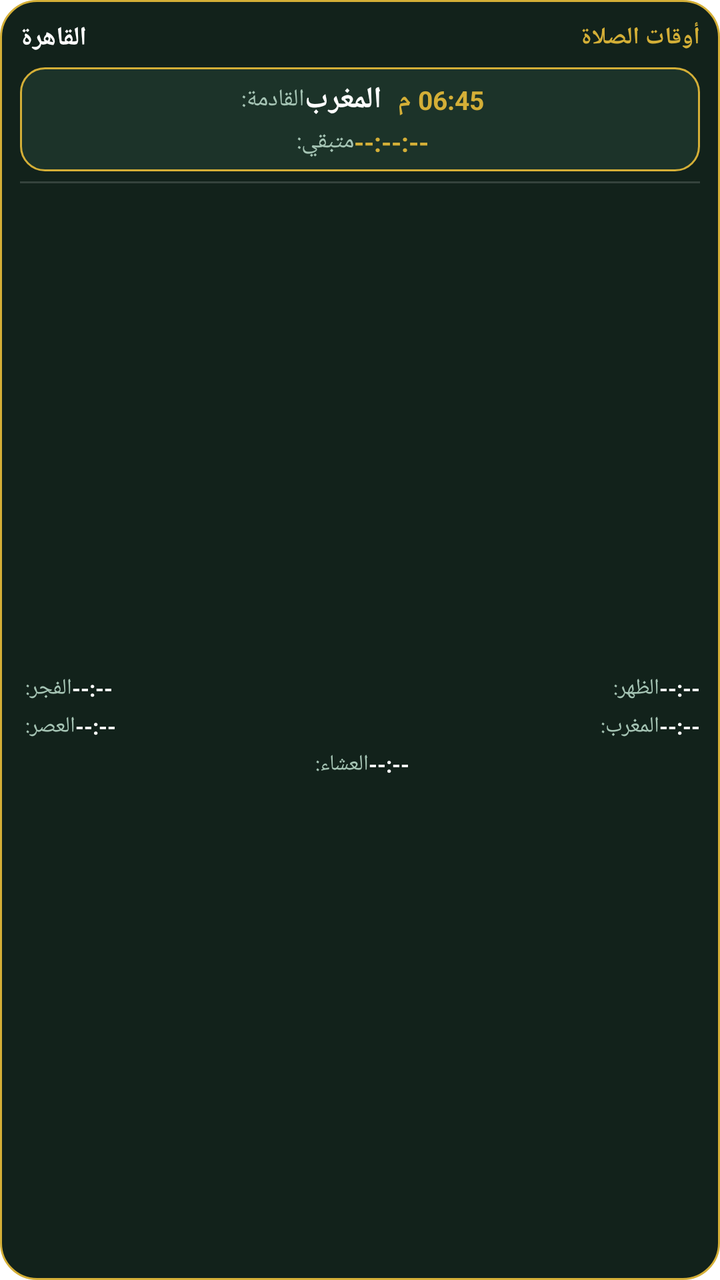
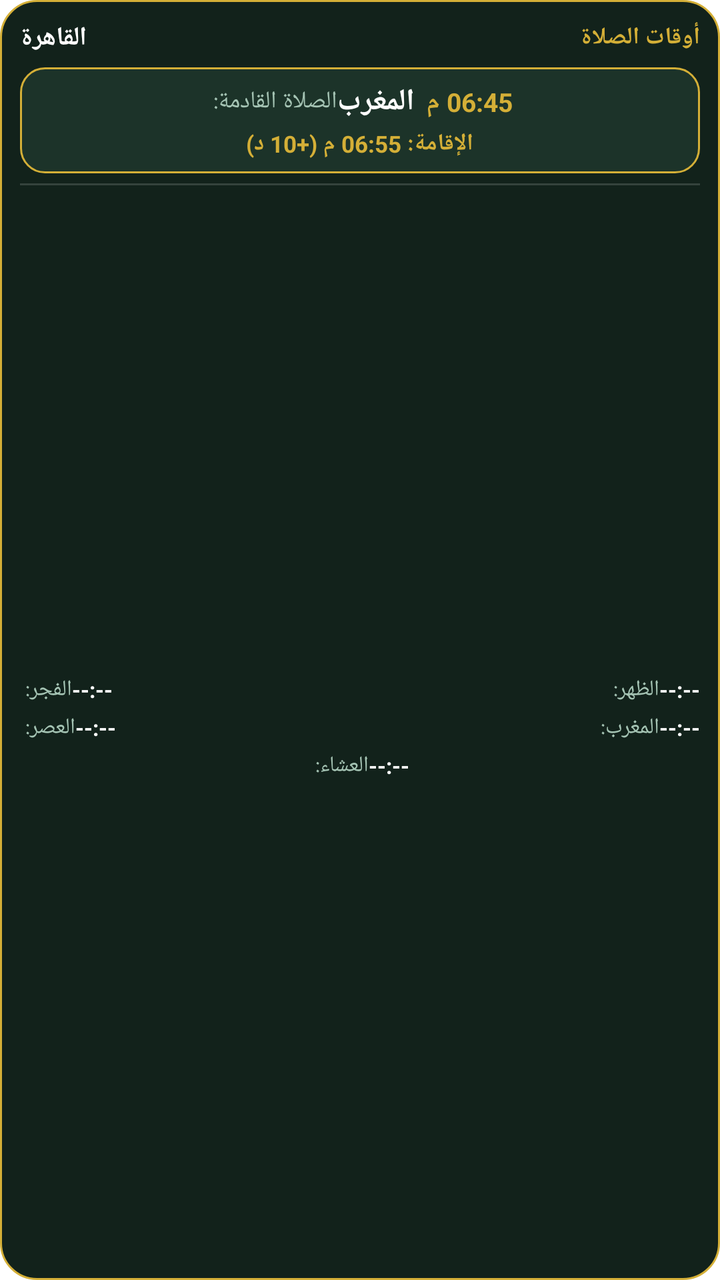

Compare the two renders of this Android layout. The source of the first and the diff that turns it into the second are given below.
<!-- AndroidManifest.xml: fallback theme Theme.MaterialComponents.DayNight.NoActionBar -->
<!-- res/layout/prayer_widget_layout.xml -->
<?xml version="1.0" encoding="utf-8"?>
<LinearLayout xmlns:android="http://schemas.android.com/apk/res/android"
    android:id="@+id/widget_root"
    android:layout_width="match_parent"
    android:layout_height="match_parent"
    android:background="@drawable/widget_background"
    android:orientation="vertical"
    android:padding="10dp">

    
    <RelativeLayout
        android:layout_width="match_parent"
        android:layout_height="wrap_content"
        android:layout_marginBottom="6dp">

        <TextView
            android:id="@+id/widget_city_name"
            android:layout_width="wrap_content"
            android:layout_height="wrap_content"
            android:layout_alignParentLeft="true"
            android:layout_centerVertical="true"
            android:text="القاهرة"
            android:textColor="@color/widget_text_primary"
            android:textSize="13sp"
            android:textStyle="bold" />

        <TextView
            android:id="@+id/widget_title"
            android:layout_width="wrap_content"
            android:layout_height="wrap_content"
            android:layout_alignParentRight="true"
            android:layout_centerVertical="true"
            android:text="أوقات الصلاة"
            android:textColor="@color/widget_text_gold"
            android:textSize="12sp"
            android:textStyle="bold" />
    </RelativeLayout>

    
    <LinearLayout
        android:layout_width="match_parent"
        android:layout_height="wrap_content"
        android:background="@drawable/widget_next_prayer_bg"
        android:gravity="center"
        android:orientation="vertical"
        android:padding="6dp">

        <LinearLayout
            android:layout_width="match_parent"
            android:layout_height="wrap_content"
            android:gravity="center"
            android:orientation="horizontal">

            <TextView
                android:layout_width="wrap_content"
                android:layout_height="wrap_content"
                android:text="القادمة: "
                android:textColor="@color/widget_text_secondary"
                android:textSize="12sp" />

            <TextView
                android:id="@+id/widget_next_prayer_name"
                android:layout_width="wrap_content"
                android:layout_height="wrap_content"
                android:text="المغرب"
                android:textColor="@color/widget_text_primary"
                android:textSize="15sp"
                android:textStyle="bold" />

            <TextView
                android:id="@+id/widget_next_prayer_time"
                android:layout_width="wrap_content"
                android:layout_height="wrap_content"
                android:layout_marginLeft="8dp"
                android:text="06:45 م"
                android:textColor="@color/widget_text_gold"
                android:textSize="13sp"
                android:textStyle="bold" />
        </LinearLayout>

        
        <LinearLayout
            android:layout_width="wrap_content"
            android:layout_height="wrap_content"
            android:layout_marginTop="2dp"
            android:gravity="center"
            android:orientation="horizontal">

            <TextView
                android:layout_width="wrap_content"
                android:layout_height="wrap_content"
                android:text="متبقي: "
                android:textColor="@color/widget_text_secondary"
                android:textSize="12sp" />

            <TextView
                android:id="@+id/widget_countdown_text"
                android:layout_width="wrap_content"
                android:layout_height="wrap_content"
                android:text="--:--:--"
                android:textColor="@color/widget_text_gold"
                android:textSize="13sp"
                android:textStyle="bold" />
        </LinearLayout>
    </LinearLayout>

    
    <ImageView
        android:layout_width="match_parent"
        android:layout_height="1dp"
        android:layout_marginTop="5dp"
        android:layout_marginBottom="5dp"
        android:background="@color/widget_divider"
        android:contentDescription="@null" />

    
    <LinearLayout
        android:layout_width="match_parent"
        android:layout_height="0dp"
        android:layout_weight="1"
        android:gravity="center"
        android:orientation="vertical">

        
        <LinearLayout
            android:layout_width="match_parent"
            android:layout_height="wrap_content"
            android:orientation="horizontal">

            <LinearLayout
                android:layout_width="0dp"
                android:layout_height="wrap_content"
                android:layout_weight="1"
                android:gravity="left"
                android:orientation="horizontal">

                <TextView
                    android:layout_width="wrap_content"
                    android:layout_height="wrap_content"
                    android:text="الفجر: "
                    android:textColor="@color/widget_text_secondary"
                    android:textSize="11sp" />

                <TextView
                    android:id="@+id/widget_time_fajr"
                    android:layout_width="wrap_content"
                    android:layout_height="wrap_content"
                    android:text="--:--"
                    android:textColor="@color/widget_text_primary"
                    android:textSize="11sp"
                    android:textStyle="bold" />
            </LinearLayout>

            <LinearLayout
                android:layout_width="0dp"
                android:layout_height="wrap_content"
                android:layout_weight="1"
                android:gravity="right"
                android:orientation="horizontal">

                <TextView
                    android:layout_width="wrap_content"
                    android:layout_height="wrap_content"
                    android:text="الظهر: "
                    android:textColor="@color/widget_text_secondary"
                    android:textSize="11sp" />

                <TextView
                    android:id="@+id/widget_time_dhuhr"
                    android:layout_width="wrap_content"
                    android:layout_height="wrap_content"
                    android:text="--:--"
                    android:textColor="@color/widget_text_primary"
                    android:textSize="11sp"
                    android:textStyle="bold" />
            </LinearLayout>
        </LinearLayout>

        
        <LinearLayout
            android:layout_width="match_parent"
            android:layout_height="wrap_content"
            android:layout_marginTop="4dp"
            android:orientation="horizontal">

            <LinearLayout
                android:layout_width="0dp"
                android:layout_height="wrap_content"
                android:layout_weight="1"
                android:gravity="left"
                android:orientation="horizontal">

                <TextView
                    android:layout_width="wrap_content"
                    android:layout_height="wrap_content"
                    android:text="العصر: "
                    android:textColor="@color/widget_text_secondary"
                    android:textSize="11sp" />

                <TextView
                    android:id="@+id/widget_time_asr"
                    android:layout_width="wrap_content"
                    android:layout_height="wrap_content"
                    android:text="--:--"
                    android:textColor="@color/widget_text_primary"
                    android:textSize="11sp"
                    android:textStyle="bold" />
            </LinearLayout>

            <LinearLayout
                android:layout_width="0dp"
                android:layout_height="wrap_content"
                android:layout_weight="1"
                android:gravity="right"
                android:orientation="horizontal">

                <TextView
                    android:layout_width="wrap_content"
                    android:layout_height="wrap_content"
                    android:text="المغرب: "
                    android:textColor="@color/widget_text_secondary"
                    android:textSize="11sp" />

                <TextView
                    android:id="@+id/widget_time_maghrib"
                    android:layout_width="wrap_content"
                    android:layout_height="wrap_content"
                    android:text="--:--"
                    android:textColor="@color/widget_text_primary"
                    android:textSize="11sp"
                    android:textStyle="bold" />
            </LinearLayout>
        </LinearLayout>

        
        <LinearLayout
            android:layout_width="match_parent"
            android:layout_height="wrap_content"
            android:layout_marginTop="4dp"
            android:gravity="center"
            android:orientation="horizontal">

            <TextView
                android:layout_width="wrap_content"
                android:layout_height="wrap_content"
                android:text="العشاء: "
                android:textColor="@color/widget_text_secondary"
                android:textSize="11sp" />

            <TextView
                android:id="@+id/widget_time_isha"
                android:layout_width="wrap_content"
                android:layout_height="wrap_content"
                android:text="--:--"
                android:textColor="@color/widget_text_primary"
                android:textSize="11sp"
                android:textStyle="bold" />
        </LinearLayout>
    </LinearLayout>
</LinearLayout>
<!-- resources referenced by this layout -->
<resources>
  <color name="widget_divider">#26FFFFFF</color>
  <color name="widget_text_gold">#D4AF37</color>
  <color name="widget_text_primary">#FFFFFF</color>
  <color name="widget_text_secondary">#A5C4B4</color>
  <!-- drawable widget_background (drawable) -->
  <?xml version="1.0" encoding="utf-8"?>
  <shape xmlns:android="http://schemas.android.com/apk/res/android"
      android:shape="rectangle">
      <corners android:radius="18dp" />
      <solid android:color="@color/widget_background_solid" />
      <stroke
          android:width="1dp"
          android:color="@color/widget_border_gold" />
  </shape>
  <!-- drawable widget_next_prayer_bg (drawable) -->
  <?xml version="1.0" encoding="utf-8"?>
  <shape xmlns:android="http://schemas.android.com/apk/res/android"
      android:shape="rectangle">
      <corners android:radius="12dp" />
      <solid android:color="@color/widget_card_solid" />
      <stroke
          android:width="1dp"
          android:color="@color/widget_border_gold" />
  </shape>
  <color name="widget_background_solid">#12221B</color>
  <color name="widget_border_gold">#D4AF37</color>
  <color name="widget_card_solid">#1C3329</color>
</resources>

<!-- the commit's change to res/layout/prayer_widget_layout.xml (unified diff, before → after) -->
@@ -43,7 +43,7 @@
         android:background="@drawable/widget_next_prayer_bg"
         android:gravity="center"
         android:orientation="vertical"
-        android:padding="6dp">
+        android:padding="7dp">
 
         <LinearLayout
             android:layout_width="match_parent"
@@ -54,7 +54,7 @@
             <TextView
                 android:layout_width="wrap_content"
                 android:layout_height="wrap_content"
-                android:text="القادمة: "
+                android:text="الصلاة القادمة: "
                 android:textColor="@color/widget_text_secondary"
                 android:textSize="12sp" />
 
@@ -71,7 +71,7 @@
                 android:id="@+id/widget_next_prayer_time"
                 android:layout_width="wrap_content"
                 android:layout_height="wrap_content"
-                android:layout_marginLeft="8dp"
+                android:layout_marginLeft="6dp"
                 android:text="06:45 م"
                 android:textColor="@color/widget_text_gold"
                 android:textSize="13sp"
@@ -82,24 +82,17 @@
         <LinearLayout
             android:layout_width="wrap_content"
             android:layout_height="wrap_content"
-            android:layout_marginTop="2dp"
+            android:layout_marginTop="3dp"
             android:gravity="center"
             android:orientation="horizontal">
 
             <TextView
-                android:layout_width="wrap_content"
-                android:layout_height="wrap_content"
-                android:text="متبقي: "
-                android:textColor="@color/widget_text_secondary"
-                android:textSize="12sp" />
-
-            <TextView
                 android:id="@+id/widget_countdown_text"
                 android:layout_width="wrap_content"
                 android:layout_height="wrap_content"
-                android:text="--:--:--"
+                android:text="الإقامة: 06:55 م (+10 د)"
                 android:textColor="@color/widget_text_gold"
-                android:textSize="13sp"
+                android:textSize="11.5sp"
                 android:textStyle="bold" />
         </LinearLayout>
     </LinearLayout>
